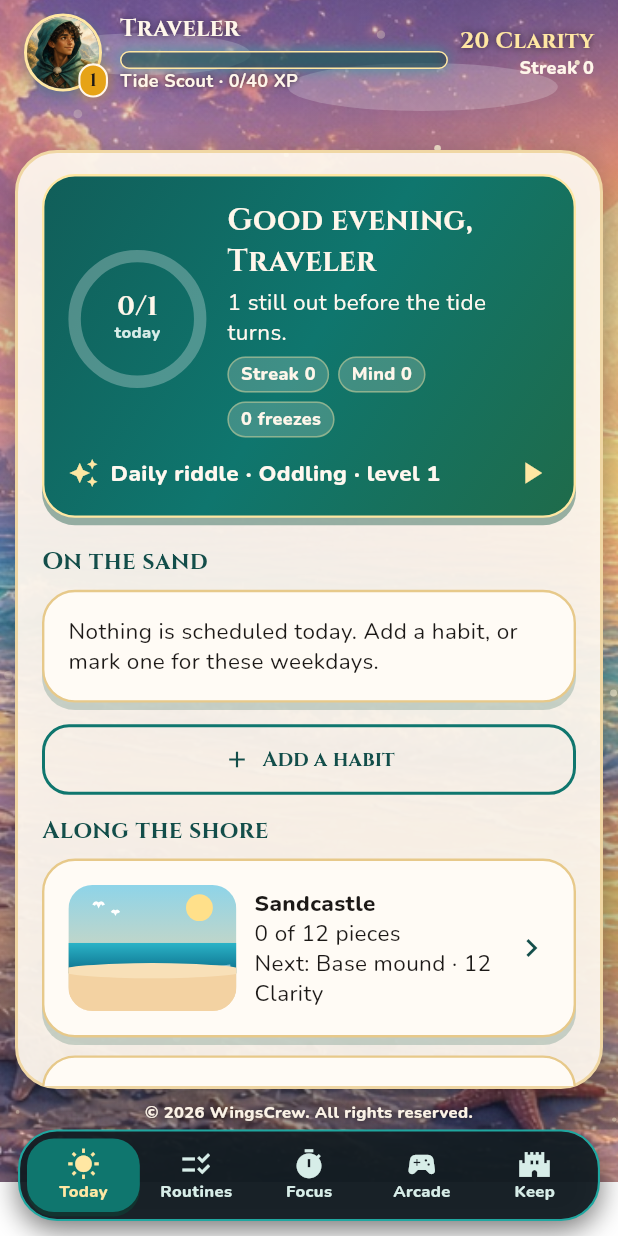
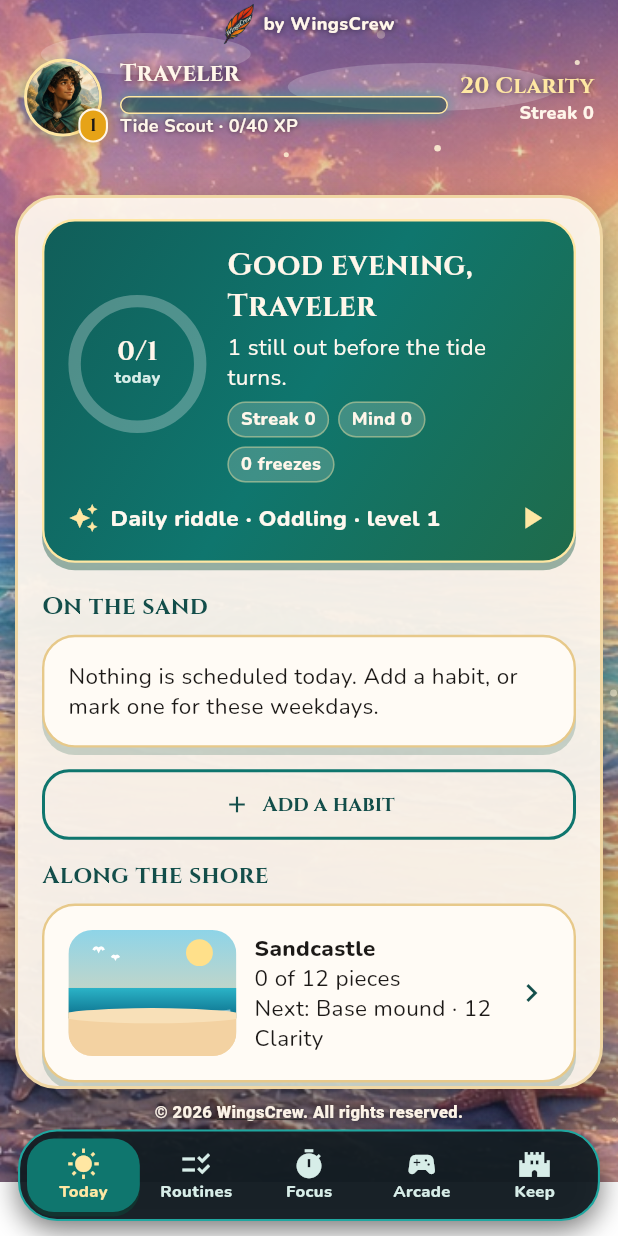
Before and after one commit to windigo98/WTB-Clarity-2Plat, a Flutter app: the Shell screen opened directly, on a phone screen of 412 x 824 dp. Run offline on Flutter 3.47's test engine with Material 3 defaults, Android fonts, the phone set to English and light mode, and no system bars; our stand-ins replace hive_flutter, image_picker, web; missing offline and left inert: dart:js_interop; accounts and stored records are empty.

Commit message:
Link WingsCrew branding to wingscrew.com. (#2)
Add a small by-WingsCrew credit with the feather logo, link every visible WingsCrew mention, and add a More from WingsCrew button.

Co-authored-by: Cursor Agent <cursoragent@cursor.com>

```diff
--- a/lib/src/screens/shell.dart
+++ b/lib/src/screens/shell.dart
@@ -2,6 +2,7 @@ import 'package:flutter/material.dart';
 import 'package:provider/provider.dart';
 
 import '../theme/clarity_theme.dart';
+import '../widgets/brand.dart';
 import '../widgets/chrome.dart';
 import '../state/app_state.dart';
 import '../widgets/common.dart';
@@ -39,6 +40,7 @@ class _ShellState extends State<Shell> {
     };
     final sheet = Column(
       children: [
+        const ByWingsCrewCredit(),
         const Hud(),
         const SizedBox(height: 28),
         Expanded(child: FrostedSheet(child: PageFrame(child: IndexedStack(index: _index, children: pages)))),
@@ -57,9 +59,11 @@ class _ShellState extends State<Shell> {
               labelType: NavigationRailLabelType.all,
               leading: const Padding(
                 padding: EdgeInsets.symmetric(vertical: 16),
-                child: ClipRRect(
-                  borderRadius: BorderRadius.all(Radius.circular(12)),
-                  child: Image(image: AssetImage('assets/art/logo.jpg'), width: 56, height: 56, fit: BoxFit.cover),
+                child: WingsCrewHomeLink(
+                  child: ClipRRect(
+                    borderRadius: BorderRadius.all(Radius.circular(12)),
+                    child: Image(image: AssetImage('assets/art/logo.jpg'), width: 56, height: 56, fit: BoxFit.cover),
+                  ),
                 ),
               ),
               selectedIconTheme: const IconThemeData(color: Color(0xFFFFE7A3)),
@@ -227,7 +231,7 @@ class _Pitch extends StatelessWidget {
               children: [
                 Text(title, style: Theme.of(context).textTheme.headlineMedium),
                 const SizedBox(height: 12),
-                Text(body, style: Theme.of(context).textTheme.titleMedium),
+                WingsCrewText(body, style: Theme.of(context).textTheme.titleMedium),
                 if (extra != null) ...[const SizedBox(height: 20), extra!],
               ],
             ),
--- /dev/null
+++ b/lib/src/widgets/brand.dart
@@ -0,0 +1,150 @@
+import 'package:flutter/gestures.dart';
+import 'package:flutter/material.dart';
+import 'package:url_launcher/link.dart';
+import 'package:url_launcher/url_launcher.dart';
+
+const wingsCrewHomeUrl = 'https://wingscrew.com/';
+
+final Uri wingsCrewHomeUri = Uri.parse(wingsCrewHomeUrl);
+
+/// Opens the WingsCrew site. On the web this is a new tab.
+Future<void> openWingsCrewHome() {
+  return launchUrl(
+    wingsCrewHomeUri,
+    mode: LaunchMode.externalApplication,
+    webOnlyWindowName: '_blank',
+  );
+}
+
+/// A tappable WingsCrew mark. The accessible name is "WingsCrew home".
+class WingsCrewHomeLink extends StatelessWidget {
+  const WingsCrewHomeLink({super.key, required this.child});
+
+  final Widget child;
+
+  @override
+  Widget build(BuildContext context) {
+    return Semantics(
+      link: true,
+      label: 'WingsCrew home',
+      child: Link(
+        uri: wingsCrewHomeUri,
+        target: LinkTarget.blank,
+        builder: (context, followLink) {
+          return MouseRegion(
+            cursor: SystemMouseCursors.click,
+            child: GestureDetector(
+              onTap: followLink,
+              child: ExcludeSemantics(child: child),
+            ),
+          );
+        },
+      ),
+    );
+  }
+}
+
+/// Small credit shown at the top of the app.
+class ByWingsCrewCredit extends StatelessWidget {
+  const ByWingsCrewCredit({super.key});
+
+  @override
+  Widget build(BuildContext context) {
+    return const Padding(
+      padding: EdgeInsets.fromLTRB(12, 2, 12, 0),
+      child: Align(
+        alignment: Alignment.center,
+        child: WingsCrewHomeLink(
+          child: Row(
+            mainAxisSize: MainAxisSize.min,
+            children: [
+              Image(
+                image: AssetImage('assets/brand/logo.png'),
+                height: 28,
+                fit: BoxFit.contain,
+              ),
+              SizedBox(width: 6),
+              Text(
+                'by WingsCrew',
+                style: TextStyle(
+                  color: Color(0xFFFFF6EA),
+                  fontSize: 12,
+                  fontWeight: FontWeight.w800,
+                  shadows: [Shadow(color: Color(0xAA000000), blurRadius: 6)],
+                ),
+              ),
+            ],
+          ),
+        ),
+      ),
+    );
+  }
+}
+
+class MoreFromWingsCrewButton extends StatelessWidget {
+  const MoreFromWingsCrewButton({super.key});
+
+  @override
+  Widget build(BuildContext context) {
+    return Link(
+      uri: wingsCrewHomeUri,
+      target: LinkTarget.blank,
+      builder: (context, followLink) {
+        return SizedBox(
+          width: double.infinity,
+          child: OutlinedButton.icon(
+            onPressed: followLink,
+            icon: const Icon(Icons.open_in_new, size: 18),
+            label: const Text('More from WingsCrew'),
+          ),
+        );
+      },
+    );
+  }
+}
+
+/// Renders [text] unchanged, with each "WingsCrew" opening the site.
+class WingsCrewText extends StatefulWidget {
+  const WingsCrewText(this.text, {super.key, this.style, this.textAlign});
+
+  final String text;
+  final TextStyle? style;
+  final TextAlign? textAlign;
+
+  @override
+  State<WingsCrewText> createState() => _WingsCrewTextState();
+}
+
+class _WingsCrewTextState extends State<WingsCrewText> {
+  late final TapGestureRecognizer _recognizer = TapGestureRecognizer()..onTap = openWingsCrewHome;
+
+  @override
+  void dispose() {
+    _recognizer.dispose();
+    super.dispose();
+  }
+
+  @override
+  Widget build(BuildContext context) {
+    const word = 'WingsCrew';
+    final pieces = widget.text.split(word);
+    return Text.rich(
+      TextSpan(
+        style: widget.style,
+        children: [
+          for (var i = 0; i < pieces.length; i++) ...[
+            if (pieces[i].isNotEmpty) TextSpan(text: pieces[i]),
+            if (i != pieces.length - 1)
+              TextSpan(
+                text: word,
+                style: const TextStyle(decoration: TextDecoration.underline),
+                recognizer: _recognizer,
+                mouseCursor: SystemMouseCursors.click,
+              ),
+          ],
+        ],
+      ),
+      textAlign: widget.textAlign ?? TextAlign.start,
+    );
+  }
+}
--- a/lib/src/widgets/chrome.dart
+++ b/lib/src/widgets/chrome.dart
@@ -3,6 +3,7 @@ import 'dart:math';
 import 'package:flutter/material.dart';
 
 import '../theme/clarity_theme.dart';
+import 'brand.dart';
 
 class SceneBackdrop extends StatefulWidget {
   const SceneBackdrop({super.key, required this.scene, required this.child});
@@ -119,7 +120,9 @@ class WingsCrewLogo extends StatelessWidget {
 
   @override
   Widget build(BuildContext context) {
-    return Image.asset('assets/art/logo.jpg', height: height, fit: BoxFit.contain);
+    return WingsCrewHomeLink(
+      child: Image.asset('assets/art/logo.jpg', height: height, fit: BoxFit.contain),
+    );
   }
 }
 
--- a/lib/src/widgets/common.dart
+++ b/lib/src/widgets/common.dart
@@ -6,6 +6,7 @@ import '../models/app_data.dart';
 import '../painters/painters.dart';
 import '../state/app_state.dart';
 import '../theme/clarity_theme.dart';
+import 'brand.dart';
 import 'chrome.dart';
 
 class CopyrightFooter extends StatelessWidget {
@@ -17,7 +18,7 @@ class CopyrightFooter extends StatelessWidget {
   Widget build(BuildContext context) {
     return Padding(
       padding: const EdgeInsets.fromLTRB(12, 2, 12, 4),
-      child: Text(
+      child: WingsCrewText(
         '© 2026 WingsCrew. All rights reserved.',
         textAlign: TextAlign.center,
         style: TextStyle(
--- a/pubspec.yaml
+++ b/pubspec.yaml
@@ -37,6 +37,7 @@ dependencies:
   image: ^4.5.4
   image_picker: ^1.2.0
   provider: ^6.1.5
+  url_launcher: ^6.3.3
   web: ^1.1.1
 
 dev_dependencies:
@@ -78,6 +79,7 @@ flutter:
   assets:
     - assets/pictures/
     - assets/art/
+    - assets/brand/logo.png
   fonts:
     - family: Nunito
       fonts:
```
Also changed, not shown: lib/src/screens/settings.dart (+5 -2 lines), pubspec.lock, 1 other file.
